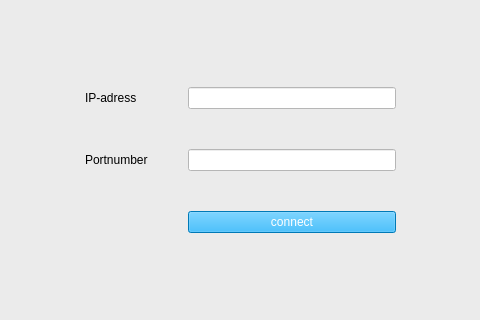
Qt form src/edcon/gui/connection.ui (Festo-se/festo-edcon) before a commit; both pictures show x 225 to 705 and y 163 to 483 of the 1102 by 864 pixel window.
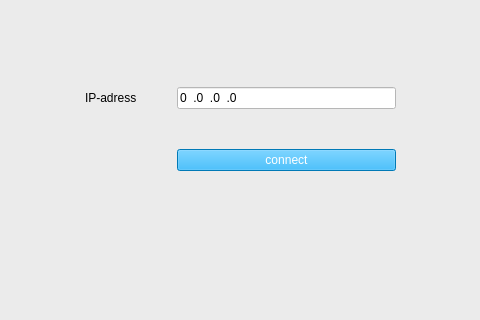
The same form after that commit.

Commit message: Establishing a connection via Modbus

```diff
--- a/src/edcon/gui/connection.ui
+++ b/src/edcon/gui/connection.ui
@@ -67,24 +67,15 @@
         <string notr="true">QLineEdit{background-color:white;
 color:black}</string>
        </property>
-      </widget>
-     </item>
-     <item row="1" column="0">
-      <widget class="QLabel" name="portnumberLabel">
+       <property name="inputMask">
+        <string>000.000.000.000</string>
+       </property>
        <property name="text">
-        <string>Portnumber</string>
+        <string>0.0.0.0</string>
        </property>
       </widget>
      </item>
      <item row="1" column="1">
-      <widget class="QLineEdit" name="txteditPort">
-       <property name="styleSheet">
-        <string notr="true">QLineEdit{background-color:white;
-color:black}</string>
-       </property>
-      </widget>
-     </item>
-     <item row="2" column="1">
       <widget class="QPushButton" name="btnconnect">
        <property name="styleSheet">
         <string notr="true">QPushButton{background-color:rgb(0, 170, 255);
```
Left out of the diff: 3 changed lines with no effect on the pictures. The commit also changes 3 other files.
